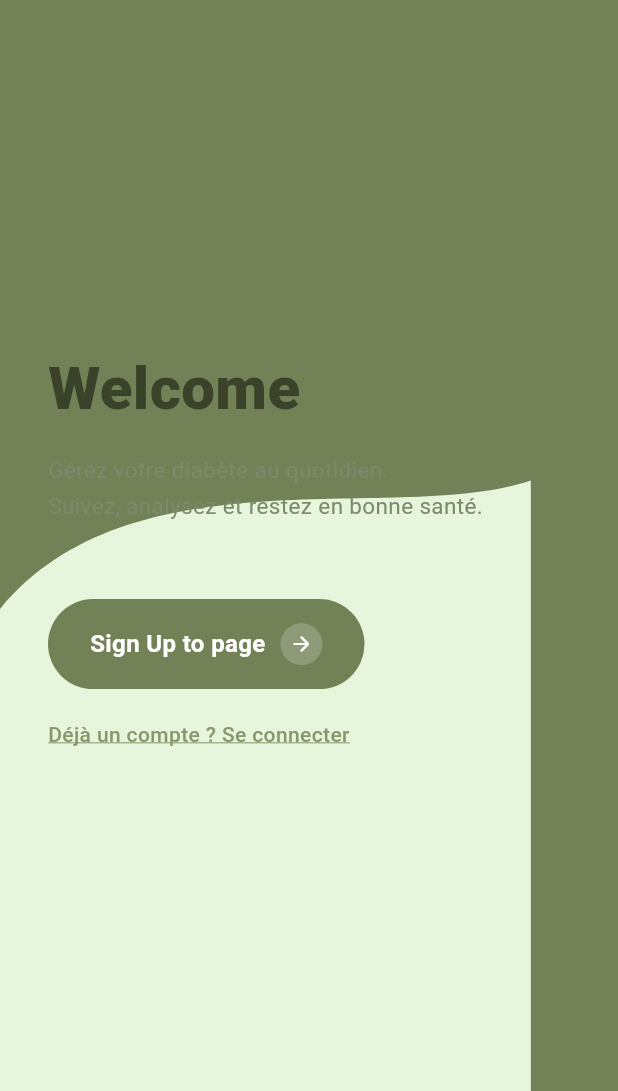
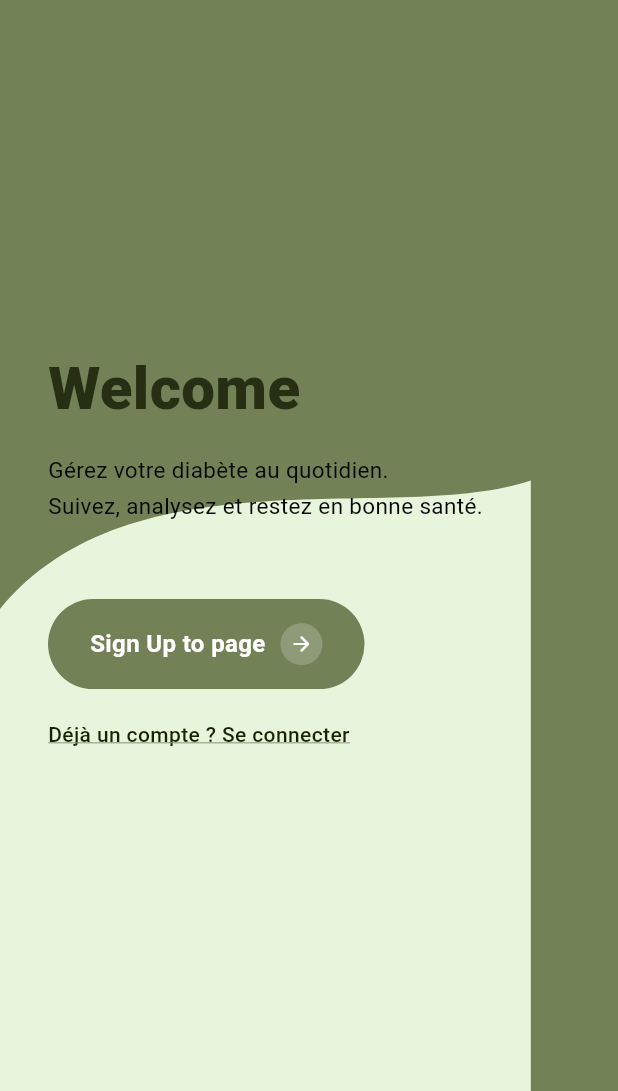
Before and after one commit to Salma-Maqal/diabete, a Flutter app: the screen it shows after launch, on a phone screen of 412 x 824 dp, the part 145-1236 px from its top. Run offline on Flutter 3.47's test engine with Material 3 defaults, Android fonts, the phone set to English and light mode, and no system bars.

Commit message:
test from binome

```diff
--- a/lib/screens/welcome_screen.dart
+++ b/lib/screens/welcome_screen.dart
@@ -33,10 +33,10 @@ class WelcomeScreen extends StatelessWidget {
                   SizedBox(height: h * 0.28),
                   const Text('Welcome',
                       style: TextStyle(fontSize: 40, fontWeight: FontWeight.w800,
-                          color: AppColors.textDark)),
+                          color: Color.fromARGB(255, 38, 47, 19))),
                   const SizedBox(height: 14),
                   Text('Gérez votre diabète au quotidien.\nSuivez, analysez et restez en bonne santé.',
-                      style: TextStyle(fontSize: 15, color: AppColors.textGrey, height: 1.6)),
+                      style: TextStyle(fontSize: 15, color: const Color.fromARGB(255, 6, 6, 6), height: 1.6)),
                   SizedBox(height: h * 0.06),
 
                   // Diagramme: Non (pas de compte) → Créer compte
@@ -73,7 +73,7 @@ class WelcomeScreen extends StatelessWidget {
                     onTap: () => Navigator.pushNamed(context, '/login'),
                     child: Text('Déjà un compte ? Se connecter',
                         style: TextStyle(
-                            color: AppColors.c5, fontSize: 14,
+                            color: const Color.fromARGB(255, 23, 35, 2), fontSize: 14,
                             fontWeight: FontWeight.w500,
                             decoration: TextDecoration.underline,
                             decorationColor: AppColors.c5)),
```
